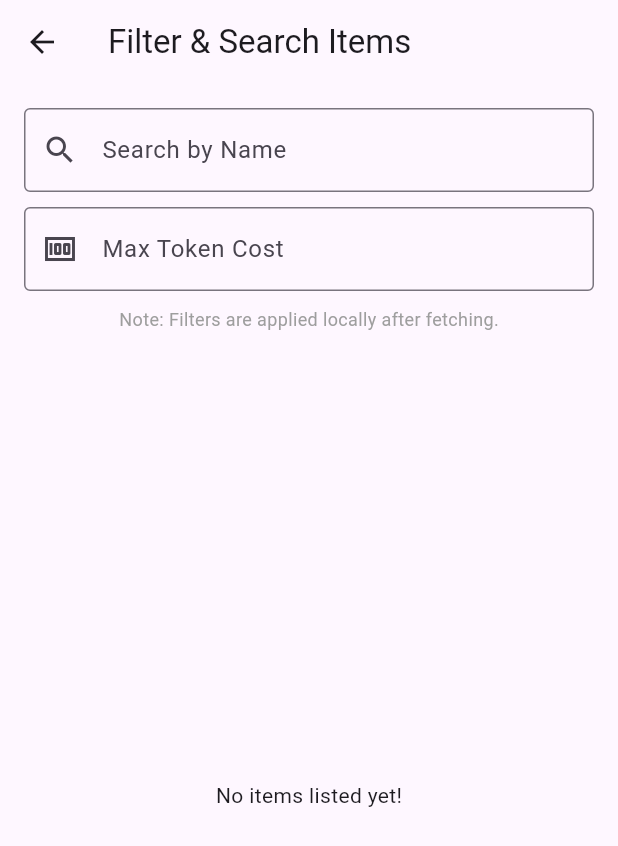
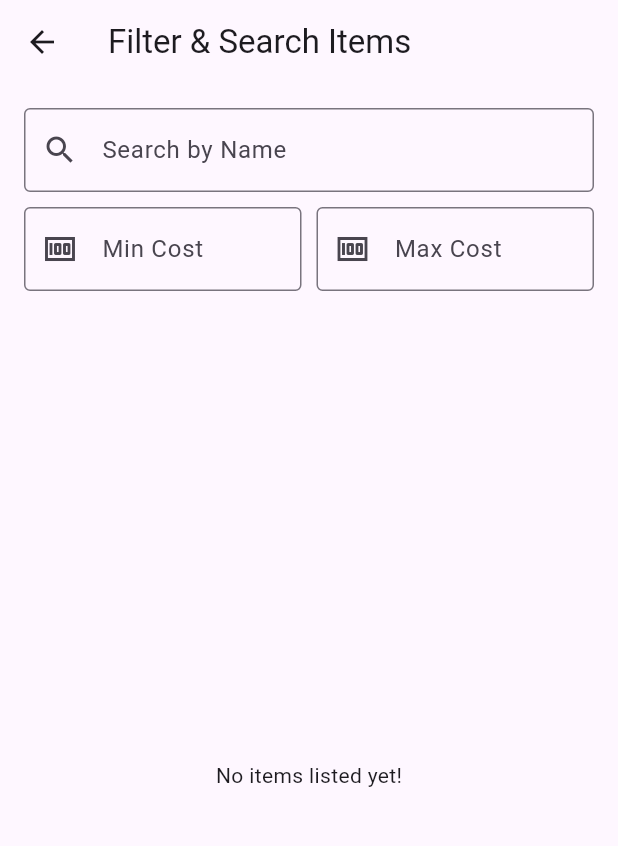
Before and after one commit to bplpriya/MAD_Project1_Campus_Swap_and_Freecycle, a Flutter app: the FilterSearchScreen screen opened directly, on a phone screen of 412 x 824 dp. Shown: the top 846 px of the screen. Run offline on Flutter 3.47's test engine with Material 3 defaults, Android fonts, the light colour scheme and no system bars; our stand-ins replace cloud_firestore, firebase_auth, firebase_core, image_picker; accounts and stored records are empty.

Commit message:
search and filter screen

```diff
--- a/lib/screens/filter_search_screen.dart
+++ b/lib/screens/filter_search_screen.dart
@@ -14,28 +14,27 @@ class FilterSearchScreen extends StatefulWidget {
 
 class _FilterSearchScreenState extends State<FilterSearchScreen> {
   String _searchQuery = '';
+  int? _minTokenCost; // NEW: Minimum token cost filter
   int? _maxTokenCost;
   final TextEditingController _searchController = TextEditingController();
+  final TextEditingController _minCostController = TextEditingController(); // NEW: Controller
   final TextEditingController _maxCostController = TextEditingController();
 
-  // Method to build the Firestore query based on current filters
+  // Method to build the Firestore query (remains simple, as filtering is done locally)
   Query _buildQuery() {
-    Query query = FirebaseFirestore.instance.collection('items');
-
-    // 1. Order by creation time (default)
-    query = query.orderBy('createdAt', descending: true);
-
-    // 2. Filter by max token cost (if set)
-    // Firestore queries can't easily filter by "less than or equal to" without
-    // a separate index, and are more optimized for range queries. For a simple
-    // filter like this, we'll apply the filter logic in the StreamBuilder.
-    // However, if we wanted to filter by name *starting with* a letter, we'd use
-    // where('name', isGreaterThanOrEqualTo: 'A').where('name', isLessThan: 'B').
-
-    return query;
+    // Fetch all items ordered by creation time.
+    return FirebaseFirestore.instance.collection('items').orderBy('createdAt', descending: true);
   }
 
   // --- Filter/Search logic ---
+
+  // Update min cost filter
+  void _updateMinCost(String value) {
+    final cost = int.tryParse(value.trim());
+    setState(() {
+      _minTokenCost = cost;
+    });
+  }
 
   // Update max cost filter
   void _updateMaxCost(String value) {
@@ -54,6 +53,11 @@ class _FilterSearchScreenState extends State<FilterSearchScreen> {
 
   // Check if an item matches the current filters
   bool _itemMatchesFilters(Item item) {
+    // NEW: Filter by min token cost
+    if (_minTokenCost != null && item.tokenCost < _minTokenCost!) {
+      return false;
+    }
+
     // Filter by max token cost
     if (_maxTokenCost != null && item.tokenCost > _maxTokenCost!) {
       return false;
@@ -84,21 +88,36 @@ class _FilterSearchScreenState extends State<FilterSearchScreen> {
             onChanged: _updateSearchQuery,
           ),
           const SizedBox(height: 10),
-          TextField(
+          Row(
+            children: [
+              Expanded(
+                child: TextField(
+                  controller: _minCostController, // NEW: Min Cost Controller
+                  decoration: const InputDecoration(
+                    labelText: 'Min Cost',
+                    prefixIcon: Icon(Icons.money),
+                    border: OutlineInputBorder(),
+                  ),
+                  keyboardType: TextInputType.number,
+                  onChanged: _updateMinCost, // NEW: Update min cost
+                ),
+              ),
+              const SizedBox(width: 10),
+              Expanded(
+                child: TextField(
                   controller: _maxCostController,
                   decoration: const InputDecoration(
-              labelText: 'Max Token Cost',
+                    labelText: 'Max Cost',
                     prefixIcon: Icon(Icons.money),
                     border: OutlineInputBorder(),
                   ),
                   keyboardType: TextInputType.number,
                   onChanged: _updateMaxCost,
                 ),
-          const SizedBox(height: 10),
-          const Text(
-            'Note: Filters are applied locally after fetching.',
-            style: TextStyle(color: Colors.grey, fontSize: 12),
               ),
+            ],
+          ),
+          // REMOVED: The explanatory note has been removed as requested.
         ],
       ),
     );
@@ -106,11 +125,12 @@ class _FilterSearchScreenState extends State<FilterSearchScreen> {
 
   Widget _buildItemTile(BuildContext context, Item item, String sellerId) {
     return ListTile(
-      leading: item.imageUrl != null
+      leading: SizedBox(
+        width: 50.0,
+        height: 50.0,
+        child: item.imageUrl != null
             ? Image.network(
                 item.imageUrl!,
-              width: 50,
-              height: 50,
                 fit: BoxFit.cover,
                 loadingBuilder: (context, child, loadingProgress) {
                   if (loadingProgress == null) return child;
@@ -118,6 +138,7 @@ class _FilterSearchScreenState extends State<FilterSearchScreen> {
                 },
               )
             : const Icon(Icons.inventory, size: 40),
+      ),
       title: Text(item.name),
       subtitle: Text('Cost: ${item.tokenCost} Tokens'),
       onTap: () async {
```
Lines whose indentation alone changed are shown as unchanged.
